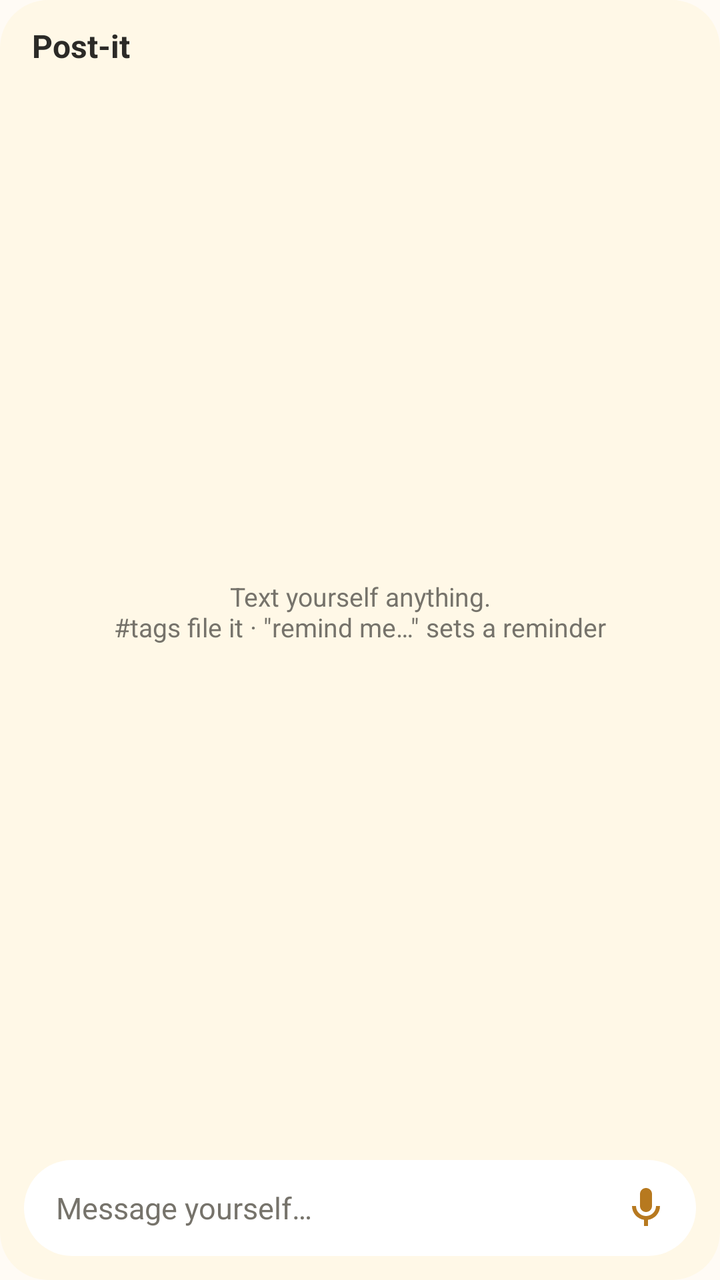
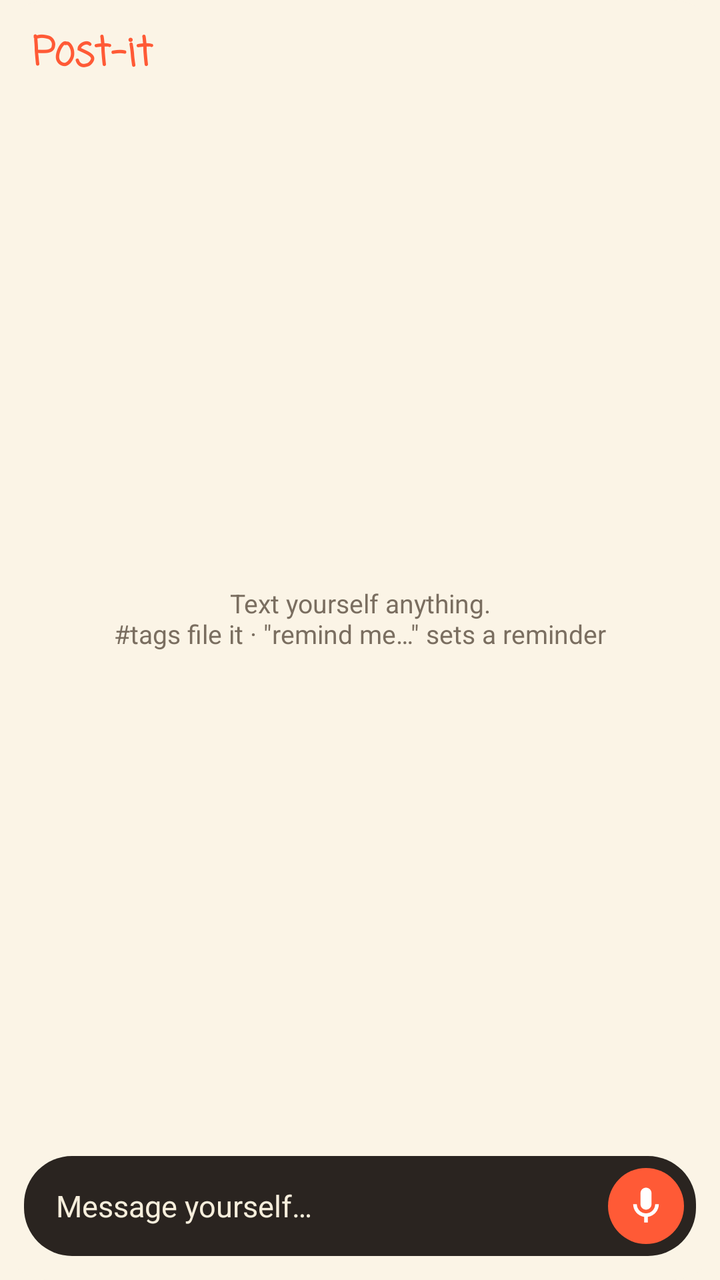

An Android layout rendered at two revisions. The XML below is the earlier revision; the diff shows what the commit changed to produce the second picture.
<!-- AndroidManifest.xml: application theme Theme.PostIt -->
<!-- res/layout/widget.xml -->
<?xml version="1.0" encoding="utf-8"?>
<LinearLayout xmlns:android="http://schemas.android.com/apk/res/android"
    android:id="@+id/root"
    android:layout_width="match_parent"
    android:layout_height="match_parent"
    android:background="@drawable/widget_bg"
    android:orientation="vertical"
    android:padding="12dp">

    <LinearLayout
        android:id="@+id/header"
        android:layout_width="match_parent"
        android:layout_height="wrap_content"
        android:gravity="center_vertical"
        android:orientation="horizontal"
        android:paddingStart="4dp"
        android:paddingEnd="4dp">

        <TextView
            android:id="@+id/title"
            android:layout_width="wrap_content"
            android:layout_height="wrap_content"
            android:text="@string/app_name"
            android:textColor="@color/widget_text"
            android:textSize="16sp"
            android:textStyle="bold" />

        <TextView
            android:id="@+id/next"
            android:layout_width="0dp"
            android:layout_height="wrap_content"
            android:layout_weight="1"
            android:ellipsize="end"
            android:gravity="end"
            android:maxLines="1"
            android:paddingStart="8dp"
            android:textColor="@color/accent"
            android:textSize="12sp" />
    </LinearLayout>

    <FrameLayout
        android:layout_width="match_parent"
        android:layout_height="0dp"
        android:layout_marginTop="6dp"
        android:layout_weight="1">

        <ListView
            android:id="@+id/list"
            android:layout_width="match_parent"
            android:layout_height="match_parent"
            android:divider="@android:color/transparent"
            android:dividerHeight="6dp"
            android:scrollbars="none"
            android:stackFromBottom="true"
            android:transcriptMode="alwaysScroll" />

        <TextView
            android:id="@+id/empty"
            android:layout_width="match_parent"
            android:layout_height="match_parent"
            android:gravity="center"
            android:padding="8dp"
            android:text="@string/widget_empty"
            android:textColor="@color/widget_muted"
            android:textSize="13sp" />
    </FrameLayout>

    <LinearLayout
        android:id="@+id/compose"
        android:layout_width="match_parent"
        android:layout_height="48dp"
        android:layout_marginTop="8dp"
        android:background="@drawable/pill_bg"
        android:gravity="center_vertical"
        android:orientation="horizontal"
        android:paddingStart="16dp"
        android:paddingEnd="6dp">

        <TextView
            android:layout_width="0dp"
            android:layout_height="wrap_content"
            android:layout_weight="1"
            android:text="@string/widget_hint"
            android:textColor="@color/widget_muted"
            android:textSize="15sp" />

        <ImageView
            android:id="@+id/mic"
            android:layout_width="38dp"
            android:layout_height="38dp"
            android:contentDescription="@string/voice_note"
            android:padding="7dp"
            android:src="@drawable/ic_mic" />
    </LinearLayout>
</LinearLayout>
<!-- resources referenced by this layout -->
<resources>
  <color name="accent">#B7791F</color>
  <color name="widget_muted">#76736B</color>
  <color name="widget_text">#2B2A27</color>
  <!-- drawable ic_mic (drawable) -->
  <vector xmlns:android="http://schemas.android.com/apk/res/android"
      android:width="24dp" android:height="24dp" android:viewportWidth="24" android:viewportHeight="24">
      <path android:fillColor="@color/accent"
          android:pathData="M12,14c1.66,0 3,-1.34 3,-3V5c0,-1.66 -1.34,-3 -3,-3S9,3.34 9,5v6c0,1.66 1.34,3 3,3zM17,11c0,2.76 -2.24,5 -5,5s-5,-2.24 -5,-5H5c0,3.53 2.61,6.43 6,6.92V21h2v-3.08c3.39,-0.49 6,-3.39 6,-6.92h-2z" />
  </vector>
  <!-- drawable pill_bg (drawable) -->
  <?xml version="1.0" encoding="utf-8"?>
  <shape xmlns:android="http://schemas.android.com/apk/res/android" android:shape="rectangle">
      <solid android:color="@color/pill_bg" />
      <corners android:radius="24dp" />
  </shape>
  <!-- drawable widget_bg (drawable) -->
  <?xml version="1.0" encoding="utf-8"?>
  <shape xmlns:android="http://schemas.android.com/apk/res/android" android:shape="rectangle">
      <solid android:color="@color/widget_bg" />
      <corners android:radius="24dp" />
  </shape>
  <string name="app_name">Post-it</string>
  <string name="voice_note">Voice note</string>
  <string name="widget_empty">Text yourself anything.\n#tags file it · \"remind me…\" sets a reminder</string>
  <string name="widget_hint">Message yourself…</string>
  <style name="Theme.PostIt" parent="android:Theme.Material.Light.NoActionBar">
          <item name="android:windowBackground">@color/app_bg</item>
      </style>
  <color name="pill_bg">#FFFFFF</color>
  <color name="widget_bg">#FFF8E7</color>
  <color name="app_bg">#FFFBF5</color>
</resources>

<!-- the commit's change to res/layout/widget.xml (unified diff, before → after) -->
@@ -20,9 +20,10 @@
             android:id="@+id/title"
             android:layout_width="wrap_content"
             android:layout_height="wrap_content"
+            android:fontFamily="casual"
             android:text="@string/app_name"
-            android:textColor="@color/widget_text"
-            android:textSize="16sp"
+            android:textColor="@color/accent"
+            android:textSize="20sp"
             android:textStyle="bold" />
 
         <TextView
@@ -34,7 +35,7 @@
             android:gravity="end"
             android:maxLines="1"
             android:paddingStart="8dp"
-            android:textColor="@color/accent"
+            android:textColor="@color/widget_muted"
             android:textSize="12sp" />
     </LinearLayout>
 
@@ -68,7 +69,7 @@
     <LinearLayout
         android:id="@+id/compose"
         android:layout_width="match_parent"
-        android:layout_height="48dp"
+        android:layout_height="50dp"
         android:layout_marginTop="8dp"
         android:background="@drawable/pill_bg"
         android:gravity="center_vertical"
@@ -81,7 +82,7 @@
             android:layout_height="wrap_content"
             android:layout_weight="1"
             android:text="@string/widget_hint"
-            android:textColor="@color/widget_muted"
+            android:textColor="@color/pill_text"
             android:textSize="15sp" />
 
         <ImageView
@@ -89,7 +90,8 @@
             android:layout_width="38dp"
             android:layout_height="38dp"
             android:contentDescription="@string/voice_note"
-            android:padding="7dp"
-            android:src="@drawable/ic_mic" />
+            android:background="@drawable/mic_bg"
+            android:padding="8dp"
+            android:src="@drawable/ic_mic_white" />
     </LinearLayout>
 </LinearLayout>
<!-- resource entries referenced after the edit -->
@@ -1,14 +1,19 @@
 <!-- resources referenced by this layout -->
 <resources>
-  <color name="accent">#B7791F</color>
-  <color name="widget_muted">#76736B</color>
-  <color name="widget_text">#2B2A27</color>
-  <!-- drawable ic_mic (drawable) -->
+  <color name="accent">#FF5A36</color>
+  <color name="pill_text">#F6EEDC</color>
+  <color name="widget_muted">#7A6E60</color>
+  <!-- drawable ic_mic_white (drawable) -->
   <vector xmlns:android="http://schemas.android.com/apk/res/android"
       android:width="24dp" android:height="24dp" android:viewportWidth="24" android:viewportHeight="24">
-      <path android:fillColor="@color/accent"
+      <path android:fillColor="#FFFFFFFF"
           android:pathData="M12,14c1.66,0 3,-1.34 3,-3V5c0,-1.66 -1.34,-3 -3,-3S9,3.34 9,5v6c0,1.66 1.34,3 3,3zM17,11c0,2.76 -2.24,5 -5,5s-5,-2.24 -5,-5H5c0,3.53 2.61,6.43 6,6.92V21h2v-3.08c3.39,-0.49 6,-3.39 6,-6.92h-2z" />
   </vector>
+  <!-- drawable mic_bg (drawable) -->
+  <?xml version="1.0" encoding="utf-8"?>
+  <shape xmlns:android="http://schemas.android.com/apk/res/android" android:shape="oval">
+      <solid android:color="@color/accent" />
+  </shape>
   <!-- drawable pill_bg (drawable) -->
   <?xml version="1.0" encoding="utf-8"?>
   <shape xmlns:android="http://schemas.android.com/apk/res/android" android:shape="rectangle">
@@ -28,8 +33,8 @@
   <style name="Theme.PostIt" parent="android:Theme.Material.Light.NoActionBar">
           <item name="android:windowBackground">@color/app_bg</item>
       </style>
-  <color name="pill_bg">#FFFFFF</color>
-  <color name="widget_bg">#FFF8E7</color>
-  <color name="app_bg">#FFFBF5</color>
+  <color name="pill_bg">#2A2420</color>
+  <color name="widget_bg">#FBF4E6</color>
+  <color name="app_bg">#FBF4E6</color>
 </resources>
 
